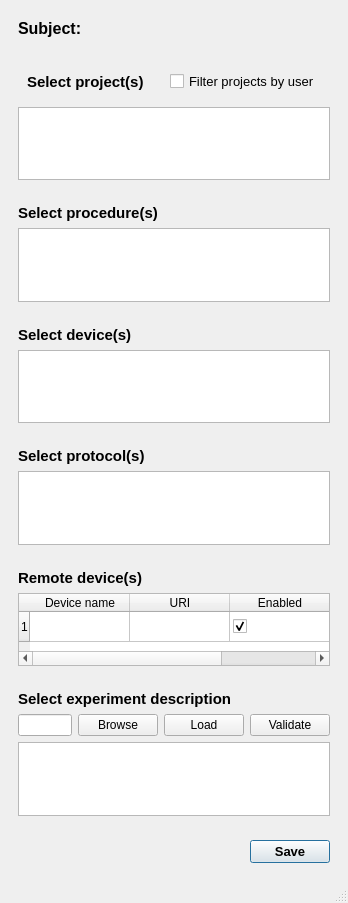
Qt form deploy/project_procedure_gui/project_protocol_form.ui (int-brain-lab/iblscripts) before a commit.
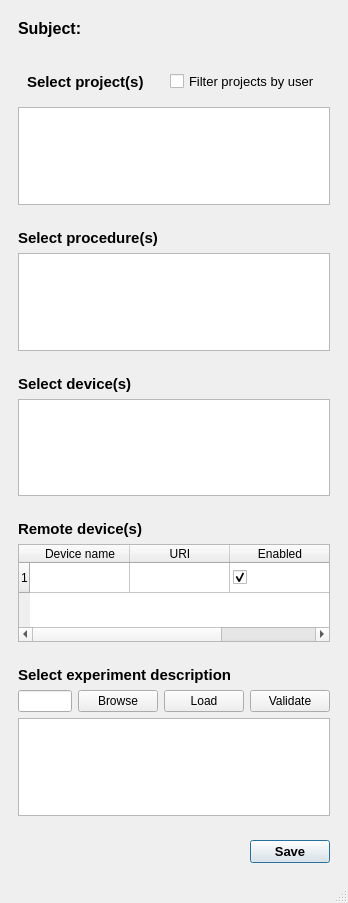
The same form after that commit.

Commit message: remove protocols

Diff of the .ui file:
```diff
--- a/deploy/project_procedure_gui/project_protocol_form.ui
+++ b/deploy/project_procedure_gui/project_protocol_form.ui
@@ -145,31 +145,12 @@
         </widget>
        </item>
        <item>
-        <widget class="QListWidget" name="deviceList"/>
-       </item>
-      </layout>
-     </widget>
-    </item>
-    <item>
-     <widget class="QWidget" name="protocolWidget" native="true">
-      <layout class="QVBoxLayout" name="verticalLayout_7">
-       <item>
-        <widget class="QLabel" name="label_5">
-         <property name="font">
-          <font>
-           <pointsize>11</pointsize>
-           <weight>75</weight>
-           <bold>true</bold>
-          </font>
-         </property>
-         <property name="text">
-          <string>Select protocol(s)</string>
+        <widget class="QListWidget" name="deviceList">
+         <property name="selectionMode">
+          <enum>QAbstractItemView::SingleSelection</enum>
          </property>
         </widget>
        </item>
-       <item>
-        <widget class="QListWidget" name="protocolList"/>
-       </item>
       </layout>
      </widget>
     </item>
```
The commit also changes 5 other files.
